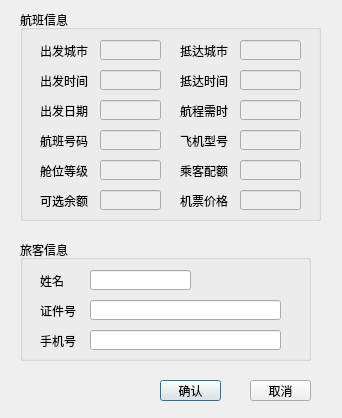
The window that dialog.ui (YvesChan/csAir) describes before a commit, drawn with Qt 5.
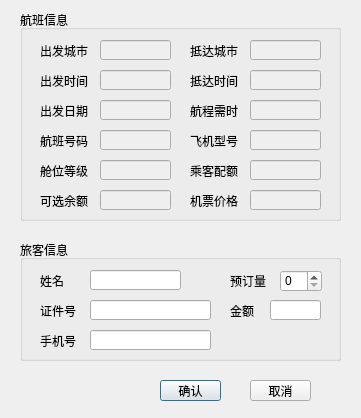
The same window after the commit.

```diff
--- a/dialog.ui
+++ b/dialog.ui
@@ -6,7 +6,7 @@
    <rect>
     <x>0</x>
     <y>0</y>
-    <width>342</width>
+    <width>361</width>
     <height>418</height>
    </rect>
   </property>
@@ -18,7 +18,7 @@
     <rect>
      <x>20</x>
      <y>10</y>
-     <width>301</width>
+     <width>321</width>
      <height>211</height>
     </rect>
    </property>
@@ -28,7 +28,7 @@
    <widget class="QLabel" name="label_4">
     <property name="geometry">
      <rect>
-      <x>160</x>
+      <x>170</x>
       <y>60</y>
       <width>54</width>
       <height>21</height>
@@ -54,7 +54,7 @@
    <widget class="QLabel" name="label_5">
     <property name="geometry">
      <rect>
-      <x>160</x>
+      <x>170</x>
       <y>120</y>
       <width>54</width>
       <height>21</height>
@@ -80,7 +80,7 @@
    <widget class="QLabel" name="label_2">
     <property name="geometry">
      <rect>
-      <x>160</x>
+      <x>170</x>
       <y>30</y>
       <width>54</width>
       <height>21</height>
@@ -119,7 +119,7 @@
    <widget class="QLabel" name="label_7">
     <property name="geometry">
      <rect>
-      <x>160</x>
+      <x>170</x>
       <y>150</y>
       <width>54</width>
       <height>21</height>
@@ -145,7 +145,7 @@
    <widget class="QLabel" name="label_10">
     <property name="geometry">
      <rect>
-      <x>160</x>
+      <x>170</x>
       <y>90</y>
       <width>54</width>
       <height>21</height>
@@ -171,7 +171,7 @@
    <widget class="QLabel" name="label_12">
     <property name="geometry">
      <rect>
-      <x>160</x>
+      <x>170</x>
       <y>180</y>
       <width>54</width>
       <height>21</height>
@@ -189,7 +189,7 @@
      <rect>
       <x>80</x>
       <y>30</y>
-      <width>61</width>
+      <width>71</width>
       <height>20</height>
      </rect>
     </property>
@@ -202,7 +202,7 @@
      <rect>
       <x>80</x>
       <y>60</y>
-      <width>61</width>
+      <width>71</width>
       <height>20</height>
      </rect>
     </property>
@@ -215,7 +215,7 @@
      <rect>
       <x>80</x>
       <y>90</y>
-      <width>61</width>
+      <width>71</width>
       <height>20</height>
      </rect>
     </property>
@@ -228,7 +228,7 @@
      <rect>
       <x>80</x>
       <y>120</y>
-      <width>61</width>
+      <width>71</width>
       <height>20</height>
      </rect>
     </property>
@@ -241,7 +241,7 @@
      <rect>
       <x>80</x>
       <y>150</y>
-      <width>61</width>
+      <width>71</width>
       <height>20</height>
      </rect>
     </property>
@@ -254,7 +254,7 @@
      <rect>
       <x>80</x>
       <y>180</y>
-      <width>61</width>
+      <width>71</width>
       <height>20</height>
      </rect>
     </property>
@@ -265,9 +265,9 @@
     </property>
     <property name="geometry">
      <rect>
-      <x>220</x>
+      <x>230</x>
       <y>30</y>
-      <width>61</width>
+      <width>71</width>
       <height>20</height>
      </rect>
     </property>
@@ -278,9 +278,9 @@
     </property>
     <property name="geometry">
      <rect>
-      <x>220</x>
+      <x>230</x>
       <y>60</y>
-      <width>61</width>
+      <width>71</width>
       <height>20</height>
      </rect>
     </property>
@@ -291,9 +291,9 @@
     </property>
     <property name="geometry">
      <rect>
-      <x>220</x>
+      <x>230</x>
       <y>90</y>
-      <width>61</width>
+      <width>71</width>
       <height>20</height>
      </rect>
     </property>
@@ -304,9 +304,9 @@
     </property>
     <property name="geometry">
      <rect>
-      <x>220</x>
+      <x>230</x>
       <y>120</y>
-      <width>61</width>
+      <width>71</width>
       <height>20</height>
      </rect>
     </property>
@@ -317,9 +317,9 @@
     </property>
     <property name="geometry">
      <rect>
-      <x>220</x>
+      <x>230</x>
       <y>150</y>
-      <width>61</width>
+      <width>71</width>
       <height>20</height>
      </rect>
     </property>
@@ -330,9 +330,9 @@
     </property>
     <property name="geometry">
      <rect>
-      <x>220</x>
+      <x>230</x>
       <y>180</y>
-      <width>61</width>
+      <width>71</width>
       <height>20</height>
      </rect>
     </property>
@@ -343,7 +343,7 @@
     <rect>
      <x>20</x>
      <y>240</y>
-     <width>291</width>
+     <width>321</width>
      <height>121</height>
     </rect>
    </property>
@@ -394,7 +394,7 @@
      <rect>
       <x>70</x>
       <y>30</y>
-      <width>101</width>
+      <width>91</width>
       <height>20</height>
      </rect>
     </property>
@@ -404,7 +404,7 @@
      <rect>
       <x>70</x>
       <y>60</y>
-      <width>191</width>
+      <width>121</width>
       <height>20</height>
      </rect>
     </property>
@@ -414,11 +414,60 @@
      <rect>
       <x>70</x>
       <y>90</y>
-      <width>191</width>
+      <width>121</width>
       <height>20</height>
      </rect>
     </property>
    </widget>
+   <widget class="QSpinBox" name="amount">
+    <property name="geometry">
+     <rect>
+      <x>260</x>
+      <y>30</y>
+      <width>42</width>
+      <height>22</height>
+     </rect>
+    </property>
+   </widget>
+   <widget class="QLabel" name="label_16">
+    <property name="geometry">
+     <rect>
+      <x>210</x>
+      <y>30</y>
+      <width>41</width>
+      <height>21</height>
+     </rect>
+    </property>
+    <property name="text">
+     <string>预订量</string>
+    </property>
+   </widget>
+   <widget class="QLabel" name="label_17">
+    <property name="geometry">
+     <rect>
+      <x>210</x>
+      <y>60</y>
+      <width>31</width>
+      <height>21</height>
+     </rect>
+    </property>
+    <property name="text">
+     <string>金额</string>
+    </property>
+   </widget>
+   <widget class="QLineEdit" name="cost">
+    <property name="geometry">
+     <rect>
+      <x>250</x>
+      <y>60</y>
+      <width>51</width>
+      <height>20</height>
+     </rect>
+    </property>
+    <property name="readOnly">
+     <bool>true</bool>
+    </property>
+   </widget>
   </widget>
   <widget class="QPushButton" name="ok">
    <property name="geometry">
```
Left out of the diff: 10 changed lines with no effect on the pictures.
